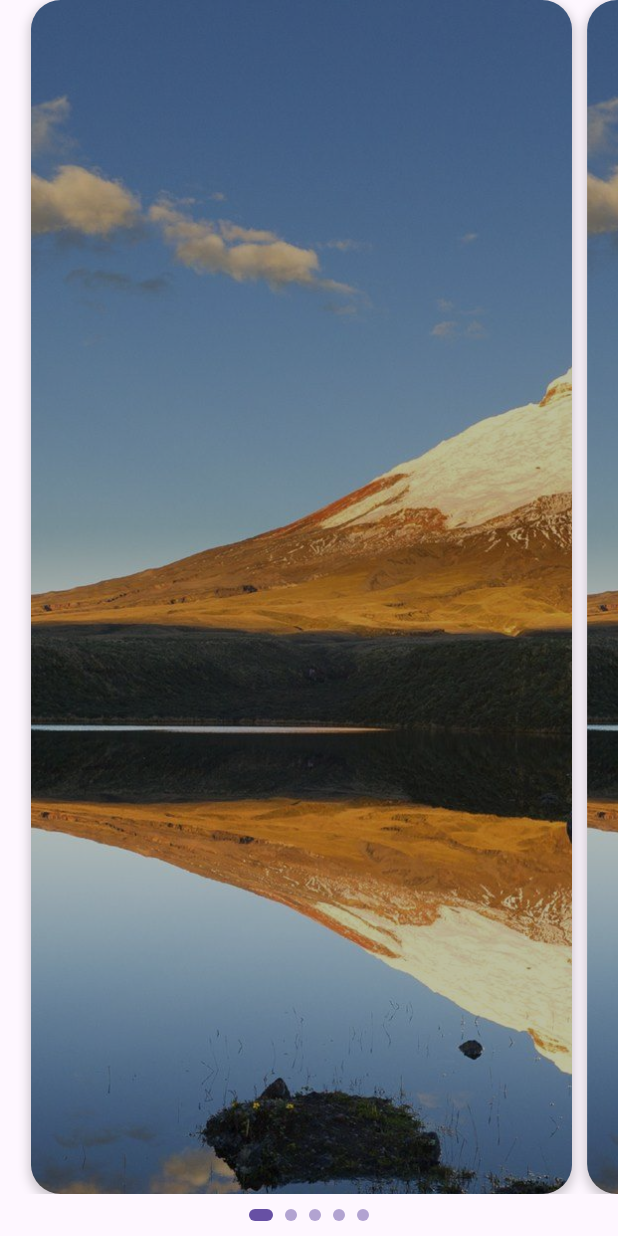
After one commit to RKOrtega94/traveller_mobile_flutter, a Flutter app: the screen it shows after launch, after a tap on "Volcán Cotopaxi", on a phone screen of 412 x 824 dp. The commit adds this screen. Run offline on Flutter 3.47's test engine with Material 2 defaults, Android fonts, the phone set to English and light mode, and no system bars; our stand-ins replace flutter_secure_storage, flutter_svg, geolocator, google_maps_flutter, hooks_riverpod; network calls fail.

Commit message:
Update place detail screen

```diff
--- /dev/null
+++ b/lib/presentation/pages/place/place_detail.dart
@@ -0,0 +1,133 @@
+import 'package:flutter/material.dart';
+import 'package:traveller_mobile_flutter/core/constants/app_constants.dart';
+
+class PlaceDetailScreen extends StatelessWidget {
+  const PlaceDetailScreen({super.key});
+
+  @override
+  Widget build(BuildContext context) {
+    return Scaffold(
+      backgroundColor: Theme.of(context).colorScheme.background,
+      extendBody: true,
+      body: CustomScrollView(
+        physics: const BouncingScrollPhysics(),
+        slivers: [
+          SliverPersistentHeader(
+            pinned: true,
+            delegate: BuilderPersistentHeaderDelegate(
+              maxExtent: MediaQuery.of(context).size.height,
+              minExtent: 200,
+              builder: (percent) => DetailHeader(
+                topPercent: ((1 - percent) / .7).clamp(0.0, 1.0),
+                bottomPercent: (percent / .3).clamp(0.0, 1.0),
+              ),
+            ),
+          ),
+          const SliverToBoxAdapter(child: Placeholder()),
+          const SliverToBoxAdapter(child: Placeholder()),
+          const SliverToBoxAdapter(child: Placeholder()),
+        ],
+      ),
+    );
+  }
+}
+
+class DetailHeader extends StatelessWidget {
+  const DetailHeader({
+    super.key,
+    required this.topPercent,
+    required this.bottomPercent,
+  });
+
+  final double topPercent;
+  final double bottomPercent;
+
+  @override
+  Widget build(BuildContext context) {
+    return Column(
+      children: [
+        Expanded(
+          child: PageView.builder(
+            itemCount: 5,
+            physics: const BouncingScrollPhysics(),
+            controller: PageController(viewportFraction: 0.9),
+            itemBuilder: (context, index) => Container(
+              margin: const EdgeInsets.only(right: 10),
+              decoration: BoxDecoration(
+                boxShadow: [
+                  BoxShadow(
+                    color: Colors.black.withOpacity(0.2),
+                    spreadRadius: 1,
+                    blurRadius: 5,
+                    offset: const Offset(0, 3),
+                  ),
+                ],
+                borderRadius: BorderRadius.circular(20),
+                image: DecorationImage(
+                  image: AssetImage(
+                    "$BASE_IMAGE_PATH/cotopaxi.jpg",
+                  ),
+                  fit: BoxFit.cover,
+                  colorFilter: const ColorFilter.mode(
+                    Colors.black26,
+                    BlendMode.srcATop,
+                  ),
+                ),
+              ),
+            ),
+          ),
+        ),
+        Padding(
+          padding: const EdgeInsets.all(10.0),
+          child: Row(
+            mainAxisAlignment: MainAxisAlignment.center,
+            children: List.generate(
+              5,
+              (index) => Container(
+                width: index == 0 ? 16 : 8,
+                height: 8,
+                margin: const EdgeInsets.symmetric(horizontal: 4),
+                decoration: BoxDecoration(
+                  color: index == 0
+                      ? Theme.of(context).colorScheme.primary
+                      : Theme.of(context).colorScheme.primary.withOpacity(0.5),
+                  borderRadius: BorderRadius.circular(4),
+                ),
+              ),
+            ),
+          ),
+        ),
+      ],
+    );
+  }
+}
+
+class BuilderPersistentHeaderDelegate extends SliverPersistentHeaderDelegate {
+  BuilderPersistentHeaderDelegate({
+    required double maxExtent,
+    required double minExtent,
+    required Widget Function(double percent) builder,
+  })  : _maxExtent = maxExtent,
+        _minExtent = minExtent,
+        _builder = builder;
+
+  final double _maxExtent;
+  final double _minExtent;
+  final Widget Function(double percent) _builder;
+  @override
+  Widget build(
+      BuildContext context, double shrinkOffset, bool overlapsContent) {
+    return _builder(shrinkOffset / maxExtent);
+  }
+
+  @override
+  double get maxExtent => _maxExtent;
+
+  @override
+  double get minExtent => _minExtent;
+
+  @override
+  bool shouldRebuild(covariant SliverPersistentHeaderDelegate oldDelegate) {
+    return false;
+  }
+}
--- a/lib/presentation/widgets/place_card.dart
+++ b/lib/presentation/widgets/place_card.dart
@@ -2,6 +2,7 @@ import 'dart:math';
 
 import 'package:flutter/material.dart';
 import 'package:traveller_mobile_flutter/core/constants/app_constants.dart';
+import 'package:traveller_mobile_flutter/presentation/pages/place/place_detail.dart';
 import 'package:traveller_mobile_flutter/presentation/widgets/stars_review.dart';
 
 class AppPlaceCard extends StatelessWidget {
@@ -9,13 +10,23 @@ class AppPlaceCard extends StatelessWidget {
 
   @override
   Widget build(BuildContext context) {
-    return Container(
+    return LayoutBuilder(builder: (context, constraints) {
+      final double width =
+          constraints.maxWidth == double.infinity ? 300 : constraints.maxWidth;
+      return InkWell(
+        onTap: () => Navigator.push(
+          context,
+          MaterialPageRoute(
+            builder: (_) => const PlaceDetailScreen(),
+          ),
+        ),
+        child: Container(
           margin: const EdgeInsets.symmetric(horizontal: 5, vertical: 2),
           child: Material(
             elevation: 2,
             borderRadius: BorderRadius.circular(10),
             child: Container(
-          width: 300,
+              width: width,
               decoration: BoxDecoration(
                 borderRadius: BorderRadius.circular(10),
                 image: DecorationImage(
@@ -40,7 +51,8 @@ class AppPlaceCard extends StatelessWidget {
                         children: [
                           Text(
                             "Volcán Cotopaxi",
-                        style: Theme.of(context).textTheme.bodyLarge?.copyWith(
+                            style:
+                                Theme.of(context).textTheme.bodyLarge?.copyWith(
                                       color: Colors.white,
                                       fontWeight: FontWeight.bold,
                                     ),
@@ -76,6 +88,8 @@ class AppPlaceCard extends StatelessWidget {
               ),
             ),
           ),
+        ),
       );
+    });
   }
 }
```
Lines whose indentation alone changed are shown as unchanged.
